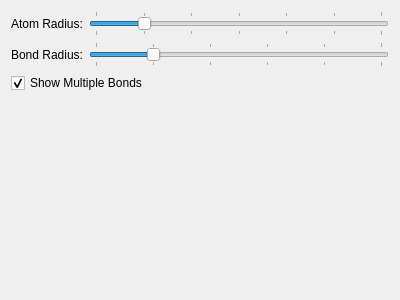
cryos/avogadro, file libavogadro/src/engines/bsdysettingswidget.ui: the form before one commit.
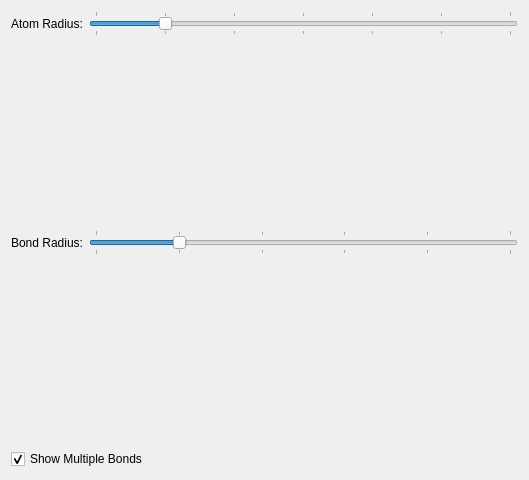
The form after the commit.

Commit message: Remove ColorPlugin cause it really doesn't need to be there.  Also eliminated some un-needed functions in the engine class.  Everything should rock now.  I wish i could tell you more.

Diff of the .ui file:
```diff
--- a/libavogadro/src/engines/bsdysettingswidget.ui
+++ b/libavogadro/src/engines/bsdysettingswidget.ui
@@ -5,13 +5,13 @@
    <rect>
     <x>0</x>
     <y>0</y>
-    <width>400</width>
-    <height>300</height>
+    <width>529</width>
+    <height>480</height>
    </rect>
   </property>
-  <layout class="QVBoxLayout" >
+  <layout class="QVBoxLayout" name="verticalLayout" >
    <item>
-    <layout class="QGridLayout" >
+    <layout class="QGridLayout" name="gridLayout" >
      <item row="0" column="0" >
       <widget class="QLabel" name="atomRadiusLabel" >
        <property name="text" >
@@ -19,7 +19,7 @@
        </property>
       </widget>
      </item>
-     <item row="0" column="1" >
+     <item row="0" column="2" >
       <widget class="QSlider" name="atomRadiusSlider" >
        <property name="minimum" >
         <number>1</number>
@@ -41,14 +41,14 @@
        </property>
       </widget>
      </item>
-     <item row="1" column="0" >
+     <item row="2" column="0" >
       <widget class="QLabel" name="bondRadiusLabel" >
        <property name="text" >
         <string>Bond Radius:</string>
        </property>
       </widget>
      </item>
-     <item row="1" column="1" >
+     <item row="2" column="2" >
       <widget class="QSlider" name="bondRadiusSlider" >
        <property name="minimum" >
         <number>1</number>
@@ -70,6 +70,32 @@
        </property>
       </widget>
      </item>
+     <item row="3" column="2" >
+      <spacer name="verticalSpacer" >
+       <property name="orientation" >
+        <enum>Qt::Vertical</enum>
+       </property>
+       <property name="sizeHint" stdset="0" >
+        <size>
+         <width>20</width>
+         <height>40</height>
+        </size>
+       </property>
+      </spacer>
+     </item>
+     <item row="1" column="2" >
+      <spacer name="verticalSpacer_2" >
+       <property name="orientation" >
+        <enum>Qt::Vertical</enum>
+       </property>
+       <property name="sizeHint" stdset="0" >
+        <size>
+         <width>20</width>
+         <height>40</height>
+        </size>
+       </property>
+      </spacer>
+     </item>
     </layout>
    </item>
    <item>
@@ -85,19 +111,6 @@
      </property>
     </widget>
    </item>
-   <item>
-    <spacer>
-     <property name="orientation" >
-      <enum>Qt::Vertical</enum>
-     </property>
-     <property name="sizeHint" >
-      <size>
-       <width>20</width>
-       <height>40</height>
-      </size>
-     </property>
-    </spacer>
-   </item>
   </layout>
  </widget>
  <resources/>
```
The commit also changes 57 other files.
